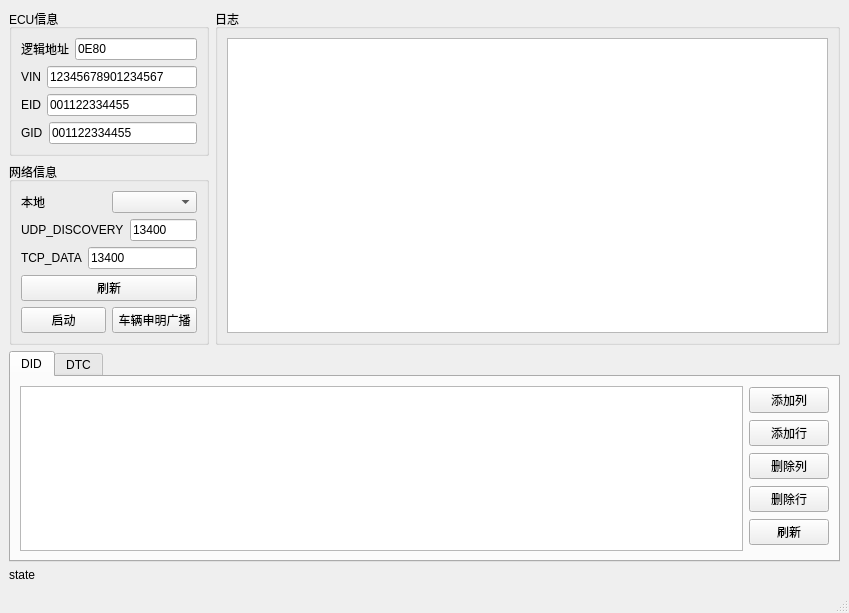
mcli244/DoIP_Server, file DoIP_Server/mainwindow.ui: the form before one commit.
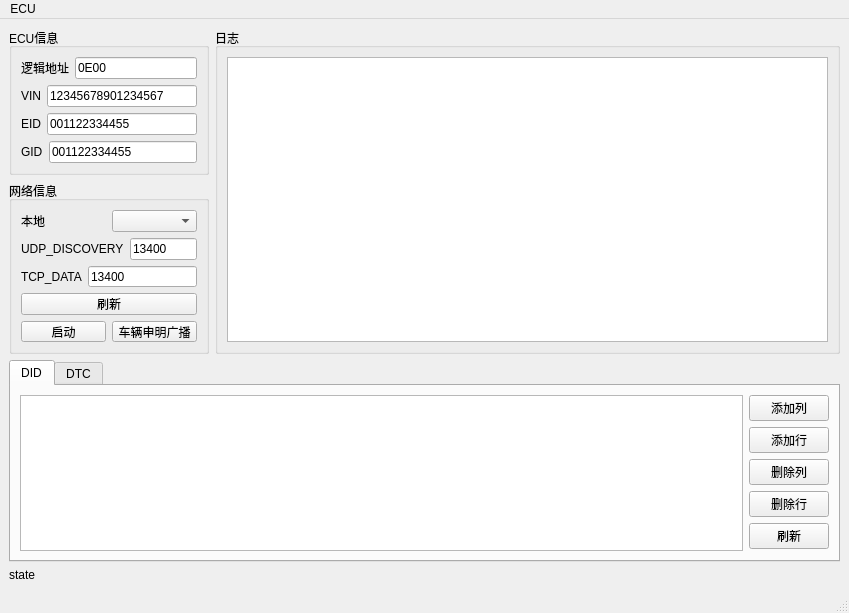
The form after the commit.

```diff
--- a/DoIP_Server/mainwindow.ui
+++ b/DoIP_Server/mainwindow.ui
@@ -71,7 +71,7 @@
                  <item>
                   <widget class="QLineEdit" name="lineEdit_logicAddr">
                    <property name="text">
-                    <string>0E80</string>
+                    <string>0E00</string>
                    </property>
                    <property name="maxLength">
                     <number>4</number>
@@ -405,6 +405,12 @@
      <height>21</height>
     </rect>
    </property>
+   <widget class="QMenu" name="menuTester">
+    <property name="title">
+     <string>ECU</string>
+    </property>
+   </widget>
+   <addaction name="menuTester"/>
   </widget>
   <widget class="QStatusBar" name="statusbar"/>
  </widget>
```
Left out of the diff: 2 changed lines with no effect on the pictures.
